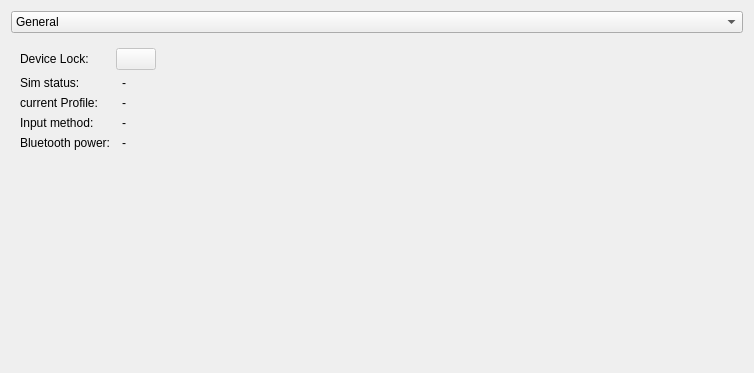
Before: the Qt Designer form examples/sysinfo/dialog_small_landscape.ui in qtproject/qt-mobility, drawn with Qt 5.
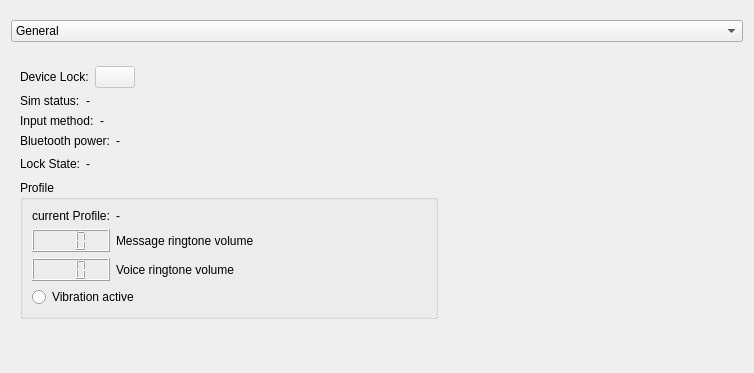
After: the same form once the commit is applied. The open tabs and pages were chosen to show the change. Icons and pictures are not drawn.

What changed in the file:
```diff
--- a/examples/sysinfo/dialog_small_landscape.ui
+++ b/examples/sysinfo/dialog_small_landscape.ui
@@ -75,6 +75,12 @@
    </item>
    <item row="1" column="0">
     <widget class="QStackedWidget" name="stackedWidget">
+     <property name="sizePolicy">
+      <sizepolicy hsizetype="MinimumExpanding" vsizetype="Fixed">
+       <horstretch>0</horstretch>
+       <verstretch>0</verstretch>
+      </sizepolicy>
+     </property>
      <property name="currentIndex">
       <number>0</number>
      </property>
@@ -548,7 +554,7 @@
       </layout>
      </widget>
      <widget class="QWidget" name="page_4">
-      <layout class="QGridLayout" name="gridLayout_5">
+      <layout class="QGridLayout" name="gridLayout_13">
        <item row="0" column="0">
         <widget class="QLabel" name="label_87">
          <property name="sizePolicy">
@@ -562,7 +568,7 @@
          </property>
         </widget>
        </item>
-       <item row="0" column="1" colspan="2">
+       <item row="0" column="1">
         <widget class="QPushButton" name="deviceLockPushButton">
          <property name="enabled">
           <bool>false</bool>
@@ -586,7 +592,22 @@
          </property>
         </widget>
        </item>
-       <item row="1" column="0">
+       <item row="0" column="2">
+        <spacer name="horizontalSpacer_9">
+         <property name="orientation">
+          <enum>Qt::Horizontal</enum>
+         </property>
+         <property name="sizeHint" stdset="0">
+          <size>
+           <width>288</width>
+           <height>20</height>
+          </size>
+         </property>
+        </spacer>
+       </item>
+       <item row="1" column="0" colspan="3">
+        <layout class="QHBoxLayout" name="horizontalLayout_12">
+         <item>
         <widget class="QLabel" name="label_85">
          <property name="sizePolicy">
           <sizepolicy hsizetype="Minimum" vsizetype="Fixed">
@@ -599,7 +620,7 @@
          </property>
         </widget>
        </item>
-       <item row="1" column="2">
+         <item>
         <widget class="QLabel" name="simStatusLabel">
          <property name="sizePolicy">
           <sizepolicy hsizetype="MinimumExpanding" vsizetype="Preferred">
@@ -612,33 +633,11 @@
          </property>
         </widget>
        </item>
-       <item row="2" column="0">
-        <widget class="QLabel" name="label_89">
-         <property name="sizePolicy">
-          <sizepolicy hsizetype="Minimum" vsizetype="Fixed">
-           <horstretch>0</horstretch>
-           <verstretch>0</verstretch>
-          </sizepolicy>
-         </property>
-         <property name="text">
-          <string>current Profile:</string>
-         </property>
-        </widget>
+        </layout>
        </item>
-       <item row="2" column="2">
-        <widget class="QLabel" name="profileLabel">
-         <property name="sizePolicy">
-          <sizepolicy hsizetype="MinimumExpanding" vsizetype="Preferred">
-           <horstretch>0</horstretch>
-           <verstretch>0</verstretch>
-          </sizepolicy>
-         </property>
-         <property name="text">
-          <string>-</string>
-         </property>
-        </widget>
-       </item>
-       <item row="3" column="0">
+       <item row="2" column="0" colspan="3">
+        <layout class="QHBoxLayout" name="horizontalLayout_14">
+         <item>
         <widget class="QLabel" name="label_86">
          <property name="sizePolicy">
           <sizepolicy hsizetype="Minimum" vsizetype="Fixed">
@@ -651,7 +650,7 @@
          </property>
         </widget>
        </item>
-       <item row="3" column="2">
+         <item>
         <widget class="QLabel" name="inputMethodLabel">
          <property name="sizePolicy">
           <sizepolicy hsizetype="MinimumExpanding" vsizetype="Fixed">
@@ -667,29 +666,166 @@
          </property>
         </widget>
        </item>
-       <item row="4" column="0" colspan="2">
+        </layout>
+       </item>
+       <item row="3" column="0" colspan="3">
+        <layout class="QHBoxLayout" name="horizontalLayout_15">
+         <item>
         <widget class="QLabel" name="label_88">
          <property name="text">
           <string>Bluetooth power:</string>
          </property>
         </widget>
        </item>
-       <item row="4" column="2">
+         <item>
         <widget class="QLabel" name="bluetoothPowerLabel">
+           <property name="sizePolicy">
+            <sizepolicy hsizetype="MinimumExpanding" vsizetype="Fixed">
+             <horstretch>0</horstretch>
+             <verstretch>0</verstretch>
+            </sizepolicy>
+           </property>
          <property name="text">
           <string>-</string>
          </property>
         </widget>
        </item>
-       <item row="5" column="0">
-        <spacer name="verticalSpacer_14">
+        </layout>
+       </item>
+       <item row="4" column="0" colspan="3">
+        <layout class="QHBoxLayout" name="horizontalLayout_16">
+         <item>
+          <widget class="QLabel" name="label_10">
+           <property name="text">
+            <string>Lock State:</string>
+           </property>
+          </widget>
+         </item>
+         <item>
+          <widget class="QLabel" name="lockStateLabel">
+           <property name="sizePolicy">
+            <sizepolicy hsizetype="MinimumExpanding" vsizetype="Fixed">
+             <horstretch>0</horstretch>
+             <verstretch>0</verstretch>
+            </sizepolicy>
+           </property>
+           <property name="text">
+            <string>-</string>
+           </property>
+          </widget>
+         </item>
+        </layout>
+       </item>
+       <item row="4" column="3">
+        <spacer name="horizontalSpacer_10">
+         <property name="orientation">
+          <enum>Qt::Horizontal</enum>
+         </property>
+         <property name="sizeHint" stdset="0">
+          <size>
+           <width>287</width>
+           <height>20</height>
+          </size>
+         </property>
+        </spacer>
+       </item>
+       <item row="5" column="0" colspan="3">
+        <widget class="QGroupBox" name="groupBox">
+         <property name="title">
+          <string>Profile</string>
+         </property>
+         <layout class="QGridLayout" name="gridLayout_5">
+          <item row="0" column="0">
+           <widget class="QLabel" name="label_89">
+            <property name="sizePolicy">
+             <sizepolicy hsizetype="Minimum" vsizetype="Fixed">
+              <horstretch>0</horstretch>
+              <verstretch>0</verstretch>
+             </sizepolicy>
+            </property>
+            <property name="text">
+             <string>current Profile:</string>
+            </property>
+           </widget>
+          </item>
+          <item row="0" column="1">
+           <widget class="QLabel" name="profileLabel">
+            <property name="sizePolicy">
+             <sizepolicy hsizetype="MinimumExpanding" vsizetype="Preferred">
+              <horstretch>0</horstretch>
+              <verstretch>0</verstretch>
+             </sizepolicy>
+            </property>
+            <property name="text">
+             <string>-</string>
+            </property>
+           </widget>
+          </item>
+          <item row="1" column="0">
+           <widget class="QLCDNumber" name="messageRingtonVolumeLcdNumber">
+            <property name="sizePolicy">
+             <sizepolicy hsizetype="Minimum" vsizetype="Fixed">
+              <horstretch>0</horstretch>
+              <verstretch>0</verstretch>
+             </sizepolicy>
+            </property>
+            <property name="smallDecimalPoint">
+             <bool>false</bool>
+            </property>
+            <property name="numDigits">
+             <number>3</number>
+            </property>
+           </widget>
+          </item>
+          <item row="1" column="1">
+           <widget class="QLabel" name="label_15">
+            <property name="text">
+             <string>Message ringtone volume</string>
+            </property>
+           </widget>
+          </item>
+          <item row="2" column="0">
+           <widget class="QLCDNumber" name="voiceRingtoneVolumeLcdNumber">
+            <property name="smallDecimalPoint">
+             <bool>false</bool>
+            </property>
+            <property name="numDigits">
+             <number>3</number>
+            </property>
+           </widget>
+          </item>
+          <item row="2" column="1">
+           <widget class="QLabel" name="label_16">
+            <property name="text">
+             <string>Voice ringtone volume</string>
+            </property>
+           </widget>
+          </item>
+          <item row="3" column="0" colspan="2">
+           <widget class="QRadioButton" name="vibrationActiveRadioButton">
+            <property name="mouseTracking">
+             <bool>false</bool>
+            </property>
+            <property name="focusPolicy">
+             <enum>Qt::NoFocus</enum>
+            </property>
+            <property name="text">
+             <string>Vibration active</string>
+            </property>
+           </widget>
+          </item>
+         </layout>
+        </widget>
+       </item>
+       <item row="6" column="2">
+        <spacer name="verticalSpacer">
          <property name="orientation">
           <enum>Qt::Vertical</enum>
          </property>
          <property name="sizeHint" stdset="0">
           <size>
-           <width>90</width>
-           <height>169</height>
+           <width>20</width>
+           <height>23</height>
           </size>
          </property>
         </spacer>
```
Left out of the diff: 165 changed lines with no effect on the pictures. Lines whose indentation alone changed are shown as unchanged.
